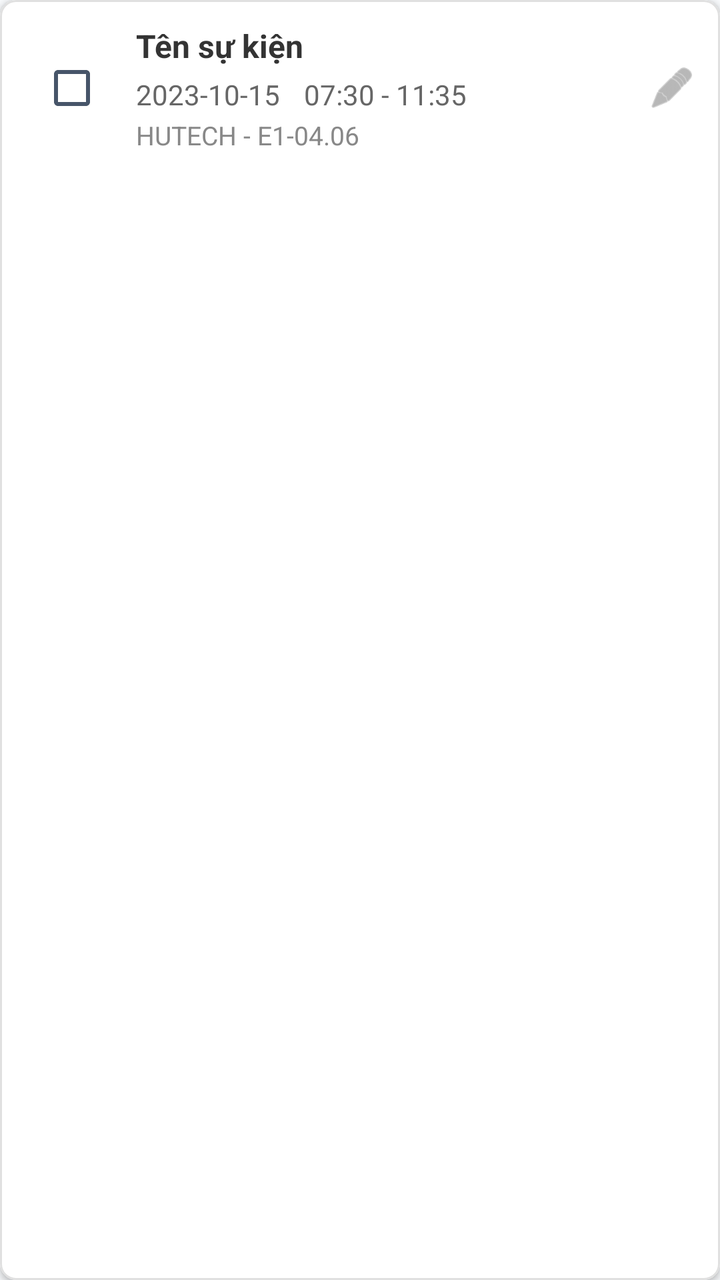
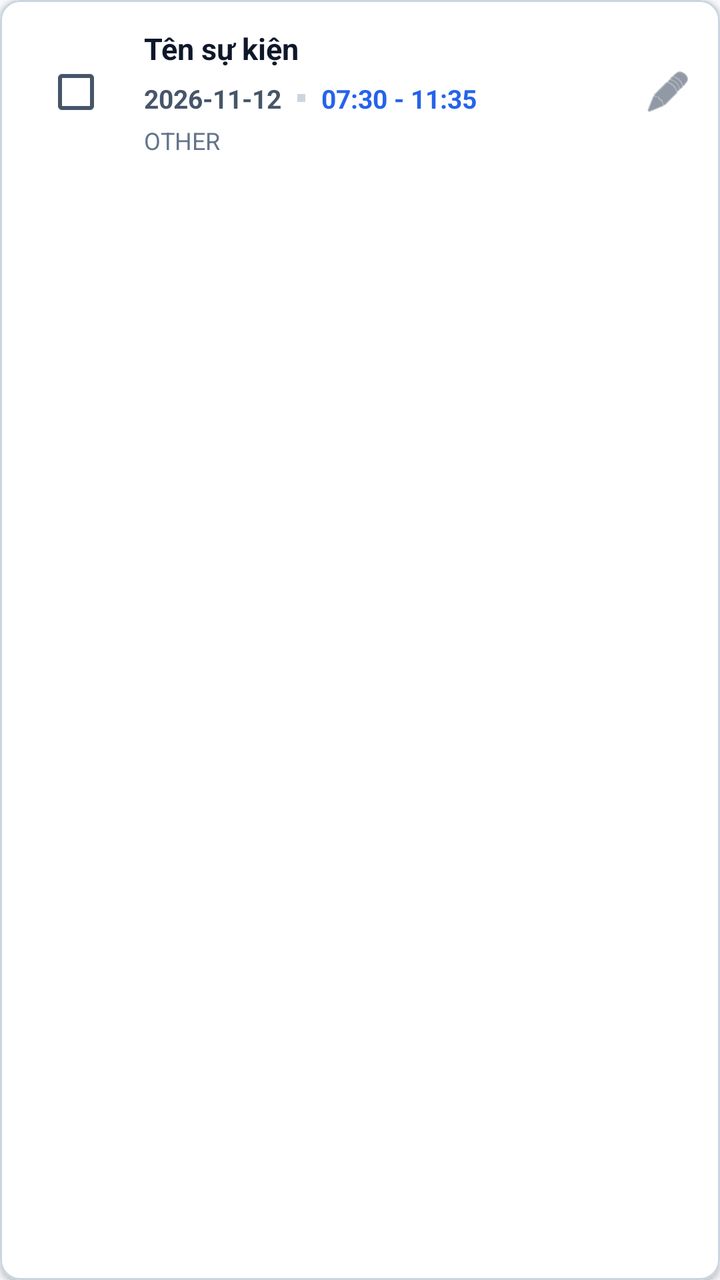

Compare the two renders of this Android layout. The source of the first and the diff that turns it into the second are given below.
<!-- AndroidManifest.xml: application theme Theme.LectuPlan -->
<!-- res/layout/item_staging_event.xml -->
<?xml version="1.0" encoding="utf-8"?>
<com.google.android.material.card.MaterialCardView
    xmlns:android="http://schemas.android.com/apk/res/android"
    xmlns:app="http://schemas.android.com/apk/res-auto"
    android:id="@+id/cardStagingEvent"
    android:layout_width="match_parent"
    android:layout_height="wrap_content"
    android:layout_marginHorizontal="16dp"
    android:layout_marginVertical="6dp"
    app:cardCornerRadius="8dp"
    app:cardElevation="2dp"
    app:strokeWidth="1dp"
    app:strokeColor="#E0E0E0">

    <LinearLayout
        android:layout_width="match_parent"
        android:layout_height="wrap_content"
        android:orientation="horizontal"
        android:padding="12dp"
        android:gravity="center_vertical">

        <CheckBox
            android:id="@+id/cbStagingItem"
            android:layout_width="wrap_content"
            android:layout_height="wrap_content"
            android:layout_marginEnd="8dp"/>

        <LinearLayout
            android:layout_width="0dp"
            android:layout_height="wrap_content"
            android:layout_weight="1"
            android:orientation="vertical">

            <TextView
                android:id="@+id/tvStagingTitle"
                android:layout_width="match_parent"
                android:layout_height="wrap_content"
                android:text="Tên sự kiện"
                android:textSize="16sp"
                android:textStyle="bold"
                android:textColor="#333333"/>

            <LinearLayout
                android:layout_width="match_parent"
                android:layout_height="wrap_content"
                android:orientation="horizontal"
                android:layout_marginTop="4dp">

                <TextView
                    android:id="@+id/tvStagingDate"
                    android:layout_width="wrap_content"
                    android:layout_height="wrap_content"
                    android:text="2023-10-15"
                    android:textSize="14sp"
                    android:textColor="#666666"
                    android:drawablePadding="4dp"/>

                <TextView
                    android:id="@+id/tvStagingTime"
                    android:layout_width="wrap_content"
                    android:layout_height="wrap_content"
                    android:text="07:30 - 11:35"
                    android:textSize="14sp"
                    android:textColor="#666666"
                    android:layout_marginStart="12dp"
                    android:drawablePadding="4dp"/>
            </LinearLayout>

            <TextView
                android:id="@+id/tvStagingLocation"
                android:layout_width="wrap_content"
                android:layout_height="wrap_content"
                android:text="HUTECH - E1-04.06"
                android:textSize="13sp"
                android:textColor="#888888"
                android:layout_marginTop="2dp"/>

            <TextView
                android:id="@+id/tvStagingWarning"
                android:layout_width="wrap_content"
                android:layout_height="wrap_content"
                android:text="Thiếu thời gian!"
                android:textSize="12sp"
                android:textColor="#D32F2F"
                android:textStyle="italic"
                android:visibility="gone"
                android:layout_marginTop="2dp"/>
        </LinearLayout>

        <ImageView
            android:layout_width="24dp"
            android:layout_height="24dp"
            android:src="@android:drawable/ic_menu_edit"
            app:tint="#888888"
            android:layout_marginStart="8dp"/>
    </LinearLayout>

</com.google.android.material.card.MaterialCardView>
<!-- resources referenced by this layout -->
<resources>
  <style name="Theme.LectuPlan" parent="Base.Theme.LectuPlan" />
  <style name="Base.Theme.LectuPlan" parent="Theme.Material3.DayNight.NoActionBar">
          <item name="android:windowBackground">@color/window_background</item>
          <item name="colorSurface">@color/surface_card</item>
          <item name="colorOnSurface">@color/text_primary</item>
          <item name="colorSurfaceVariant">@color/surface_card_secondary</item>
          <item name="colorOnSurfaceVariant">@color/text_secondary</item>
          <item name="elevationOverlayEnabled">false</item>
          
          <item name="android:windowLightStatusBar" tools:targetApi="23">true</item>
          <item name="android:windowLightNavigationBar" tools:targetApi="27">true</item>
      </style>
  <color name="window_background">#F8FAFC</color>
  <color name="surface_card">#FFFFFF</color>
  <color name="text_primary">#0F172A</color>
  <color name="surface_card_secondary">#F1F5F9</color>
  <color name="text_secondary">#475569</color>
</resources>

<!-- the commit's change to res/layout/item_staging_event.xml (unified diff, before → after) -->
@@ -7,23 +7,24 @@
     android:layout_height="wrap_content"
     android:layout_marginHorizontal="16dp"
     android:layout_marginVertical="6dp"
-    app:cardCornerRadius="8dp"
+    app:cardCornerRadius="10dp"
     app:cardElevation="2dp"
     app:strokeWidth="1dp"
-    app:strokeColor="#E0E0E0">
+    app:strokeColor="@color/border_default"
+    app:cardBackgroundColor="@color/surface_card">
 
     <LinearLayout
         android:layout_width="match_parent"
         android:layout_height="wrap_content"
         android:orientation="horizontal"
-        android:padding="12dp"
+        android:padding="14dp"
         android:gravity="center_vertical">
 
         <CheckBox
             android:id="@+id/cbStagingItem"
             android:layout_width="wrap_content"
             android:layout_height="wrap_content"
-            android:layout_marginEnd="8dp"/>
+            android:layout_marginEnd="10dp"/>
 
         <LinearLayout
             android:layout_width="0dp"
@@ -36,63 +37,74 @@
                 android:layout_width="match_parent"
                 android:layout_height="wrap_content"
                 android:text="Tên sự kiện"
-                android:textSize="16sp"
+                android:textSize="15sp"
                 android:textStyle="bold"
-                android:textColor="#333333"/>
+                android:textColor="@color/text_primary"
+                android:maxLines="3"
+                android:ellipsize="end"/>
 
             <LinearLayout
                 android:layout_width="match_parent"
                 android:layout_height="wrap_content"
                 android:orientation="horizontal"
-                android:layout_marginTop="4dp">
+                android:layout_marginTop="6dp"
+                android:gravity="center_vertical">
 
                 <TextView
                     android:id="@+id/tvStagingDate"
                     android:layout_width="wrap_content"
                     android:layout_height="wrap_content"
-                    android:text="2023-10-15"
-                    android:textSize="14sp"
-                    android:textColor="#666666"
-                    android:drawablePadding="4dp"/>
+                    android:text="2026-11-12"
+                    android:textSize="13sp"
+                    android:textColor="@color/text_secondary"
+                    android:textStyle="bold"/>
+
+                <View
+                    android:layout_width="4dp"
+                    android:layout_height="4dp"
+                    android:background="@color/border_default"
+                    android:layout_marginHorizontal="8dp"/>
 
                 <TextView
                     android:id="@+id/tvStagingTime"
                     android:layout_width="wrap_content"
                     android:layout_height="wrap_content"
                     android:text="07:30 - 11:35"
-                    android:textSize="14sp"
-                    android:textColor="#666666"
-                    android:layout_marginStart="12dp"
-                    android:drawablePadding="4dp"/>
+                    android:textSize="13sp"
+                    android:textColor="@color/accent_blue"
+                    android:textStyle="bold"/>
             </LinearLayout>
 
             <TextView
                 android:id="@+id/tvStagingLocation"
                 android:layout_width="wrap_content"
                 android:layout_height="wrap_content"
-                android:text="HUTECH - E1-04.06"
-                android:textSize="13sp"
-                android:textColor="#888888"
-                android:layout_marginTop="2dp"/>
+                android:text="OTHER"
+                android:textSize="12sp"
+                android:textColor="@color/text_tertiary"
+                android:layout_marginTop="4dp"
+                android:singleLine="true"
+                android:ellipsize="middle"/>
 
             <TextView
                 android:id="@+id/tvStagingWarning"
                 android:layout_width="wrap_content"
                 android:layout_height="wrap_content"
-                android:text="Thiếu thời gian!"
+                android:text="⚠️ Thiếu thời gian hoặc ngày tháng!"
                 android:textSize="12sp"
-                android:textColor="#D32F2F"
+                android:textColor="@color/accent_red"
                 android:textStyle="italic"
                 android:visibility="gone"
-                android:layout_marginTop="2dp"/>
+                android:layout_marginTop="4dp"/>
         </LinearLayout>
 
         <ImageView
             android:layout_width="24dp"
             android:layout_height="24dp"
             android:src="@android:drawable/ic_menu_edit"
-            app:tint="#888888"
-            android:layout_marginStart="8dp"/>
+            app:tint="@color/text_secondary"
+            android:layout_marginStart="12dp"
+            android:contentDescription="Chỉnh sửa"/>
     </LinearLayout>
 
 </com.google.android.material.card.MaterialCardView>
<!-- resource entries referenced after the edit -->
@@ -1,5 +1,8 @@
 <!-- resources referenced by this layout -->
 <resources>
+  <color name="accent_blue">#2563EB</color>
+  <color name="accent_red">#DC2626</color>
+  <color name="border_default">#CBD5E1</color>
   <style name="Theme.LectuPlan" parent="Base.Theme.LectuPlan" />
   <style name="Base.Theme.LectuPlan" parent="Theme.Material3.DayNight.NoActionBar">
           <item name="android:windowBackground">@color/window_background</item>
@@ -17,5 +20,6 @@
   <color name="text_primary">#0F172A</color>
   <color name="surface_card_secondary">#F1F5F9</color>
   <color name="text_secondary">#475569</color>
+  <color name="text_tertiary">#64748B</color>
 </resources>
 
